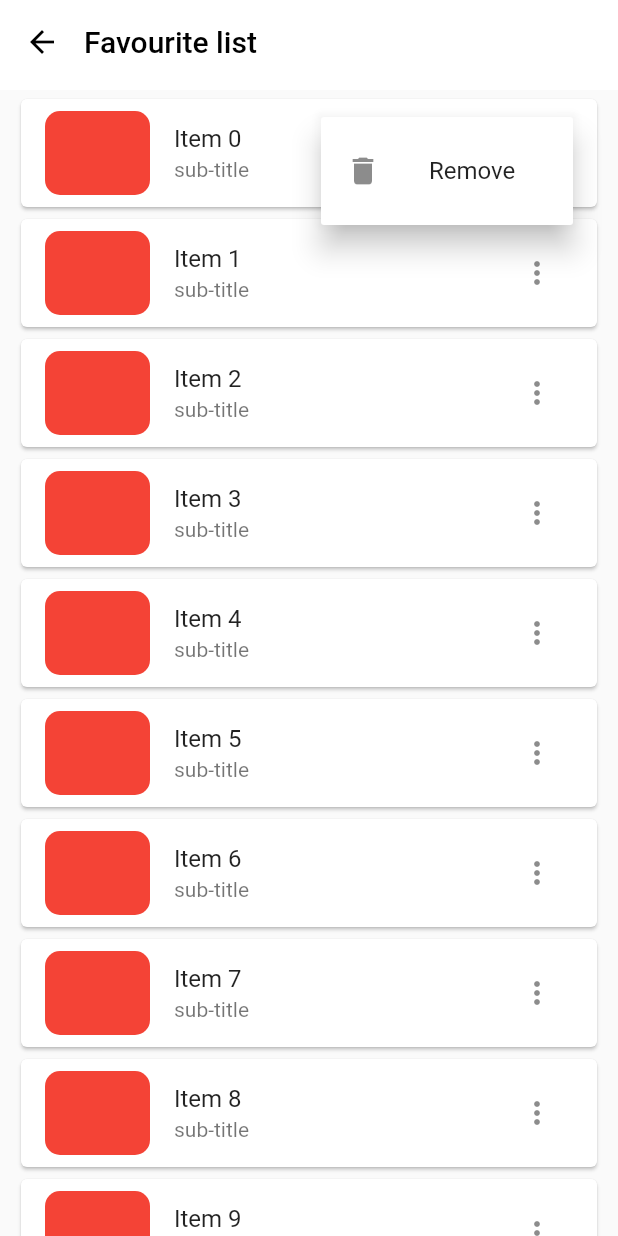
After one commit to muku9812/E_shop, a Flutter app: the FavoriteProduct screen opened by its route, after a tap on the "more vert" icon, on a phone screen of 412 x 824 dp. The commit adds this screen. Run offline on Flutter 3.47's test engine with Material 2 defaults, Android fonts, the phone set to English and light mode, and no system bars; our stand-ins replace another_flushbar, badges, cloud_firestore, firebase_auth, firebase_core, firebase_storage and 2 more; accounts and stored records are empty.

Commit message:
Favourite product list UI design

```diff
--- /dev/null
+++ b/lib/controller/favoriteProductProvider.dart
@@ -0,0 +1,3 @@
+import 'package:flutter/material.dart';
+
+class FavoriteProductProvider with ChangeNotifier {}
--- a/lib/utilities/routes/routes.dart
+++ b/lib/utilities/routes/routes.dart
@@ -3,6 +3,7 @@ import 'package:practise/services/splashServices.dart';
 import 'package:practise/utilities/routes/routesName.dart';
 import 'package:practise/view/addProduct.dart';
 import 'package:practise/view/contactUs.dart';
+import 'package:practise/view/favoriteProduct.dart';
 import 'package:practise/view/homeView.dart';
 import 'package:practise/view/registerView.dart';
 import 'package:practise/view/splashScreen.dart';
@@ -12,6 +13,9 @@ import '../../view/loginView.dart';
 class Routes {
   static Route<dynamic> generateRoute(RouteSettings settings) {
     switch (settings.name) {
+      case RoutesName.favorite:
+        return MaterialPageRoute(
+            builder: (BuildContext context) => const FavoriteProduct());
       case RoutesName.splash:
         return MaterialPageRoute(
             builder: (BuildContext context) => const SplashScreen());
--- a/lib/utilities/routes/routesName.dart
+++ b/lib/utilities/routes/routesName.dart
@@ -5,4 +5,5 @@ class RoutesName {
   static const String contact = 'contactUs';
   static const String splash = 'splashScreen';
   static const String addProduct = 'addProduct';
+  static const String favorite = 'favoriteProduct';
 }
--- /dev/null
+++ b/lib/view/favoriteProduct.dart
@@ -0,0 +1,120 @@
+import 'package:flutter/material.dart';
+
+class FavoriteProduct extends StatefulWidget {
+  const FavoriteProduct({super.key});
+
+  @override
+  State<FavoriteProduct> createState() => _FavoriteProductState();
+}
+
+class _FavoriteProductState extends State<FavoriteProduct> {
+  @override
+  Widget build(BuildContext context) {
+    double height = MediaQuery.of(context).size.height;
+    double width = MediaQuery.of(context).size.width;
+    return Scaffold(
+        body: SafeArea(
+      child: CustomScrollView(
+        slivers: [
+          const SliverAppBar(
+              titleSpacing: 0.0,
+              foregroundColor: Colors.black,
+              backgroundColor: Colors.white,
+              title: Text(
+                'Favourite list',
+                style: TextStyle(color: Colors.black),
+              ),
+              floating: true,
+              expandedHeight: 60,
+              flexibleSpace: FlexibleSpaceBar()),
+          SliverPadding(
+            padding: const EdgeInsets.symmetric(vertical: 2, horizontal: 10),
+            sliver: SliverList(
+                delegate: SliverChildBuilderDelegate((context, index) {
+              return Card(
+                child: ListTile(
+                    leading: Container(
+                      height: 100,
+                      width: 70,
+                      decoration: BoxDecoration(
+                          color: Colors.red,
+                          borderRadius: BorderRadius.circular(10)),
+                    ),
+                    title: Text('Item $index'),
+                    subtitle: Text('sub-title'),
+                    trailing: PopupMenuButton(
+                        icon: Icon(Icons.more_vert),
+                        itemBuilder: (context) => [
+                              PopupMenuItem(
+                                  value: 1,
+                                  onTap: () {
+                                    Navigator.pop(context);
+                                  },
+                                  child: ListTile(
+                                    leading: Icon(Icons.delete),
+                                    title: Text('Remove'),
+                                  ))
+                            ])),
+              );
+            }, childCount: 20)),
+          )
+        ],
+      ),
+    ));
+  }
+}
+
+
+
+
+
+
+
+
+
+
+
+
+
+// SafeArea(
+//         child: Column(children: [
+//           Row(
+//             mainAxisAlignment: MainAxisAlignment.spaceBetween,
+//             crossAxisAlignment: CrossAxisAlignment.start,
+//             children: [
+//               GestureDetector(
+//                 onTap: () {
+//                   Navigator.pop(context);
+//                 },
+//                 child: const Icon(
+//                   Icons.arrow_back,
+//                   color: Colors.black,
+//                   size: 30,
+//                 ),
+//               ),
+//               const Text(
+//                 'Favourite products',
+//                 style: TextStyle(fontSize: 18, fontWeight: FontWeight.bold),
+//               ),
+//               const Icon(
+//                 Icons.more_vert,
+//                 size: 30,
+//               ),
+//             ],
+//           ),
+//           Divider(),
+//           const Padding(
+//             padding: EdgeInsets.only(top: 10, left: 4, right: 8),
+//             child: Card(
+//               child: ListTile(
+//                   leading: CircleAvatar(),
+//                   title: Text('Jacket'),
+//                   subtitle: Text('Jacket for man.'),
+//                   trailing: Icon(
+//                     Icons.more_vert,
+//                     size: 24,
+//                   )),
+//             ),
+//           )
+//         ]),
+//       ),
--- a/lib/view/homeView.dart
+++ b/lib/view/homeView.dart
@@ -67,14 +67,19 @@ class _HomeViewState extends State<HomeView> {
               ),
             ),
           ),
-          const Padding(
+          Padding(
             padding: EdgeInsets.all(8.0),
             child: Center(
               child: badges.Badge(
                 badgeContent: Text('3'),
-                child: Icon(
-                  Icons.favorite_outline,
-                  size: 30,
+                child: GestureDetector(
+                  onTap: () {
+                    Navigator.pushNamed(context, RoutesName.favorite);
+                  },
+                  child: Icon(
+                    Icons.favorite_outline,
+                    size: 30,
+                  ),
                 ),
               ),
             ),
@@ -191,7 +196,11 @@ class _HomeViewState extends State<HomeView> {
               ),
             ),
             LatestProduct(
-                name: name, height: height, images: images, width: width),
+              name: name,
+              height: height,
+              images: images,
+              width: width,
+            ),
             Padding(
               padding: EdgeInsets.only(
                   left: width * 0.02, right: width * 0.02, top: height * 0.018),
```
